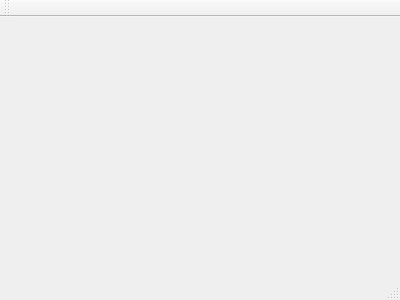
Old version of the form mainwindow.ui in the repository Tarbal/TelescopeMount.
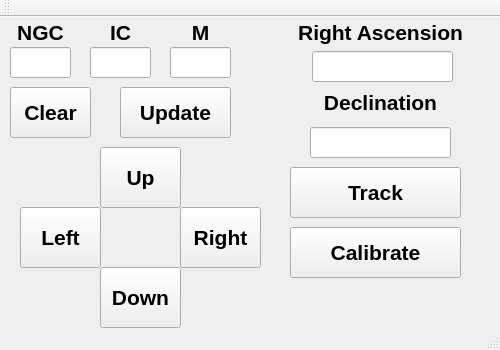
New version of the form.

Patch:
```diff
--- a/mainwindow.ui
+++ b/mainwindow.ui
@@ -1,24 +1,410 @@
 <ui version="4.0">
  <class>MainWindow</class>
- <widget class="QMainWindow" name="MainWindow" >
-  <property name="geometry" >
+ <widget class="QMainWindow" name="MainWindow">
+  <property name="geometry">
    <rect>
     <x>0</x>
     <y>0</y>
-    <width>400</width>
-    <height>300</height>
+    <width>500</width>
+    <height>350</height>
    </rect>
   </property>
   <property name="windowTitle" >
    <string>MainWindow</string>
   </property>
-  <widget class="QMenuBar" name="menuBar" />
-  <widget class="QToolBar" name="mainToolBar" />
-  <widget class="QWidget" name="centralWidget" />
-  <widget class="QStatusBar" name="statusBar" />
+  <widget class="QWidget" name="centralWidget">
+   <widget class="QLabel" name="label">
+    <property name="geometry">
+     <rect>
+      <x>10</x>
+      <y>0</y>
+      <width>61</width>
+      <height>31</height>
+     </rect>
+    </property>
+    <property name="font">
+     <font>
+      <pointsize>16</pointsize>
+      <weight>75</weight>
+      <bold>true</bold>
+     </font>
+    </property>
+    <property name="text">
+     <string>NGC</string>
+    </property>
+    <property name="alignment">
+     <set>Qt::AlignCenter</set>
+    </property>
+    <property name="wordWrap">
+     <bool>true</bool>
+    </property>
+   </widget>
+   <widget class="QLabel" name="label_4">
+    <property name="geometry">
+     <rect>
+      <x>270</x>
+      <y>0</y>
+      <width>221</width>
+      <height>31</height>
+     </rect>
+    </property>
+    <property name="font">
+     <font>
+      <pointsize>16</pointsize>
+      <weight>75</weight>
+      <bold>true</bold>
+     </font>
+    </property>
+    <property name="text">
+     <string>Right Ascension</string>
+    </property>
+    <property name="alignment">
+     <set>Qt::AlignCenter</set>
+    </property>
+   </widget>
+   <widget class="QLabel" name="label_5">
+    <property name="geometry">
+     <rect>
+      <x>270</x>
+      <y>70</y>
+      <width>221</width>
+      <height>31</height>
+     </rect>
+    </property>
+    <property name="font">
+     <font>
+      <pointsize>16</pointsize>
+      <weight>75</weight>
+      <bold>true</bold>
+     </font>
+    </property>
+    <property name="text">
+     <string>Declination</string>
+    </property>
+    <property name="alignment">
+     <set>Qt::AlignCenter</set>
+    </property>
+   </widget>
+   <widget class="QPushButton" name="calibrateButton">
+    <property name="geometry">
+     <rect>
+      <x>290</x>
+      <y>210</y>
+      <width>171</width>
+      <height>51</height>
+     </rect>
+    </property>
+    <property name="font">
+     <font>
+      <pointsize>16</pointsize>
+      <weight>75</weight>
+      <bold>true</bold>
+     </font>
+    </property>
+    <property name="text">
+     <string>Calibrate</string>
+    </property>
+   </widget>
+   <widget class="QPushButton" name="upButton">
+    <property name="geometry">
+     <rect>
+      <x>100</x>
+      <y>130</y>
+      <width>81</width>
+      <height>61</height>
+     </rect>
+    </property>
+    <property name="font">
+     <font>
+      <pointsize>16</pointsize>
+      <weight>75</weight>
+      <bold>true</bold>
+     </font>
+    </property>
+    <property name="text">
+     <string>Up</string>
+    </property>
+   </widget>
+   <widget class="QPushButton" name="leftButton">
+    <property name="geometry">
+     <rect>
+      <x>20</x>
+      <y>190</y>
+      <width>81</width>
+      <height>61</height>
+     </rect>
+    </property>
+    <property name="font">
+     <font>
+      <pointsize>16</pointsize>
+      <weight>75</weight>
+      <bold>true</bold>
+     </font>
+    </property>
+    <property name="text">
+     <string>Left</string>
+    </property>
+   </widget>
+   <widget class="QPushButton" name="rightButton">
+    <property name="geometry">
+     <rect>
+      <x>180</x>
+      <y>190</y>
+      <width>81</width>
+      <height>61</height>
+     </rect>
+    </property>
+    <property name="font">
+     <font>
+      <pointsize>16</pointsize>
+      <weight>75</weight>
+      <bold>true</bold>
+     </font>
+    </property>
+    <property name="text">
+     <string>Right</string>
+    </property>
+   </widget>
+   <widget class="QPushButton" name="downButton">
+    <property name="geometry">
+     <rect>
+      <x>100</x>
+      <y>250</y>
+      <width>81</width>
+      <height>61</height>
+     </rect>
+    </property>
+    <property name="font">
+     <font>
+      <pointsize>16</pointsize>
+      <weight>75</weight>
+      <bold>true</bold>
+     </font>
+    </property>
+    <property name="text">
+     <string>Down</string>
+    </property>
+   </widget>
+   <widget class="QLineEdit" name="NGCCode">
+    <property name="geometry">
+     <rect>
+      <x>10</x>
+      <y>30</y>
+      <width>61</width>
+      <height>31</height>
+     </rect>
+    </property>
+    <property name="font">
+     <font>
+      <pointsize>16</pointsize>
+     </font>
+    </property>
+    <property name="maxLength">
+     <number>10</number>
+    </property>
+   </widget>
+   <widget class="QLineEdit" name="RAField">
+    <property name="geometry">
+     <rect>
+      <x>312</x>
+      <y>34</y>
+      <width>141</width>
+      <height>31</height>
+     </rect>
+    </property>
+    <property name="font">
+     <font>
+      <pointsize>16</pointsize>
+     </font>
+    </property>
+    <property name="maxLength">
+     <number>10</number>
+    </property>
+   </widget>
+   <widget class="QLineEdit" name="decField">
+    <property name="geometry">
+     <rect>
+      <x>310</x>
+      <y>110</y>
+      <width>141</width>
+      <height>31</height>
+     </rect>
+    </property>
+    <property name="font">
+     <font>
+      <pointsize>16</pointsize>
+     </font>
+    </property>
+    <property name="maxLength">
+     <number>10</number>
+    </property>
+   </widget>
+   <widget class="QLabel" name="label_2">
+    <property name="geometry">
+     <rect>
+      <x>90</x>
+      <y>0</y>
+      <width>61</width>
+      <height>31</height>
+     </rect>
+    </property>
+    <property name="font">
+     <font>
+      <pointsize>16</pointsize>
+      <weight>75</weight>
+      <bold>true</bold>
+     </font>
+    </property>
+    <property name="text">
+     <string>IC</string>
+    </property>
+    <property name="alignment">
+     <set>Qt::AlignCenter</set>
+    </property>
+    <property name="wordWrap">
+     <bool>true</bool>
+    </property>
+   </widget>
+   <widget class="QLabel" name="label_3">
+    <property name="geometry">
+     <rect>
+      <x>180</x>
+      <y>0</y>
+      <width>41</width>
+      <height>31</height>
+     </rect>
+    </property>
+    <property name="font">
+     <font>
+      <pointsize>16</pointsize>
+      <weight>75</weight>
+      <bold>true</bold>
+     </font>
+    </property>
+    <property name="text">
+     <string>M</string>
+    </property>
+    <property name="alignment">
+     <set>Qt::AlignCenter</set>
+    </property>
+    <property name="wordWrap">
+     <bool>true</bool>
+    </property>
+   </widget>
+   <widget class="QLineEdit" name="ICCode">
+    <property name="geometry">
+     <rect>
+      <x>90</x>
+      <y>30</y>
+      <width>61</width>
+      <height>31</height>
+     </rect>
+    </property>
+    <property name="font">
+     <font>
+      <pointsize>16</pointsize>
+     </font>
+    </property>
+    <property name="maxLength">
+     <number>10</number>
+    </property>
+   </widget>
+   <widget class="QLineEdit" name="MCode">
+    <property name="geometry">
+     <rect>
+      <x>170</x>
+      <y>30</y>
+      <width>61</width>
+      <height>31</height>
+     </rect>
+    </property>
+    <property name="font">
+     <font>
+      <pointsize>16</pointsize>
+     </font>
+    </property>
+    <property name="maxLength">
+     <number>10</number>
+    </property>
+   </widget>
+   <widget class="QPushButton" name="clearButton">
+    <property name="geometry">
+     <rect>
+      <x>10</x>
+      <y>70</y>
+      <width>81</width>
+      <height>51</height>
+     </rect>
+    </property>
+    <property name="font">
+     <font>
+      <pointsize>16</pointsize>
+      <weight>75</weight>
+      <bold>true</bold>
+     </font>
+    </property>
+    <property name="text">
+     <string>Clear</string>
+    </property>
+   </widget>
+   <widget class="QPushButton" name="updateButton">
+    <property name="geometry">
+     <rect>
+      <x>120</x>
+      <y>70</y>
+      <width>111</width>
+      <height>51</height>
+     </rect>
+    </property>
+    <property name="font">
+     <font>
+      <pointsize>16</pointsize>
+      <weight>75</weight>
+      <bold>true</bold>
+     </font>
+    </property>
+    <property name="text">
+     <string>Update</string>
+    </property>
+   </widget>
+   <widget class="QPushButton" name="trackButton">
+    <property name="geometry">
+     <rect>
+      <x>290</x>
+      <y>150</y>
+      <width>171</width>
+      <height>51</height>
+     </rect>
+    </property>
+    <property name="font">
+     <font>
+      <pointsize>16</pointsize>
+      <weight>75</weight>
+      <bold>true</bold>
+     </font>
+    </property>
+    <property name="text">
+     <string>Track</string>
+    </property>
+    <property name="checkable">
+     <bool>false</bool>
+    </property>
+    <property name="checked">
+     <bool>false</bool>
+    </property>
+   </widget>
+  </widget>
+  <widget class="QToolBar" name="mainToolBar">
+   <attribute name="toolBarArea">
+    <enum>TopToolBarArea</enum>
+   </attribute>
+   <attribute name="toolBarBreak">
+    <bool>false</bool>
+   </attribute>
+  </widget>
+  <widget class="QStatusBar" name="statusBar"/>
  </widget>
- <layoutDefault spacing="6" margin="11" />
- <pixmapfunction></pixmapfunction>
+ <layoutdefault spacing="6" margin="11"/>
  <resources/>
  <connections/>
 </ui>
```
Left out of the diff: 5 changed lines with no effect on the pictures.
